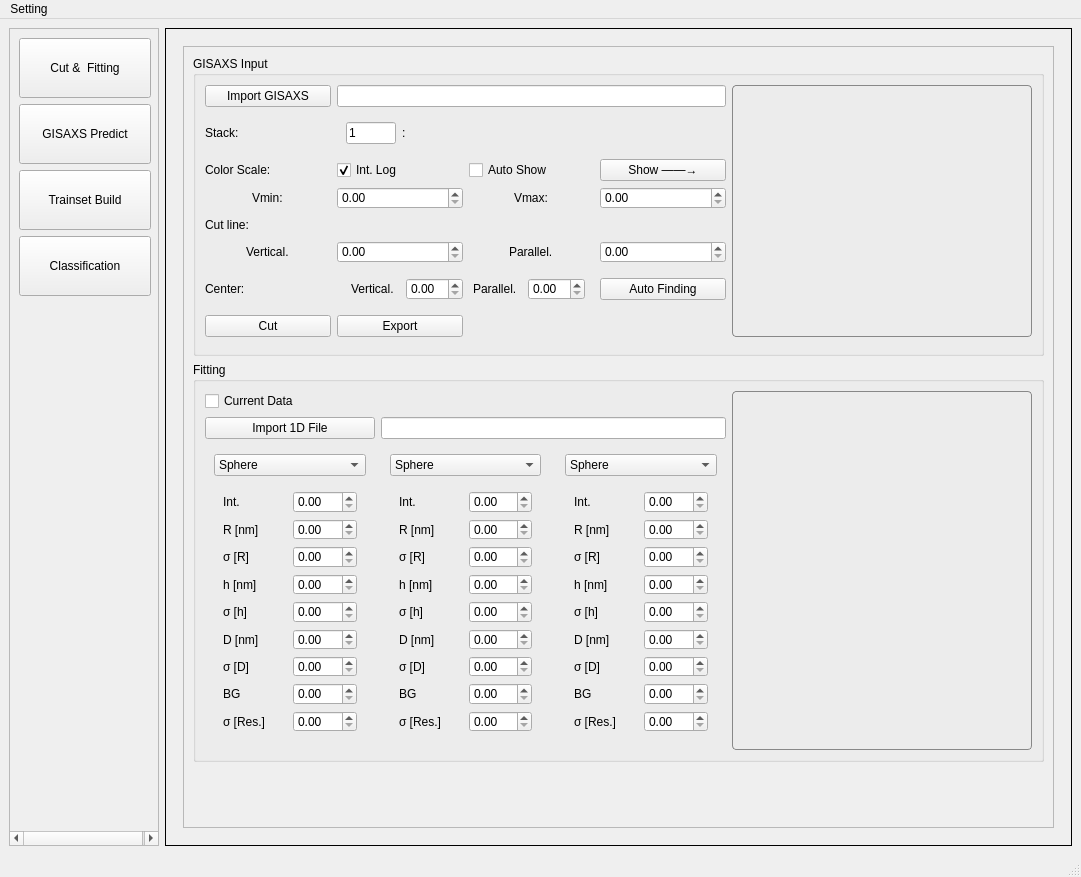
Old version of the form ui/main_window.ui in the repository zyffcc/gisaxs_gui.
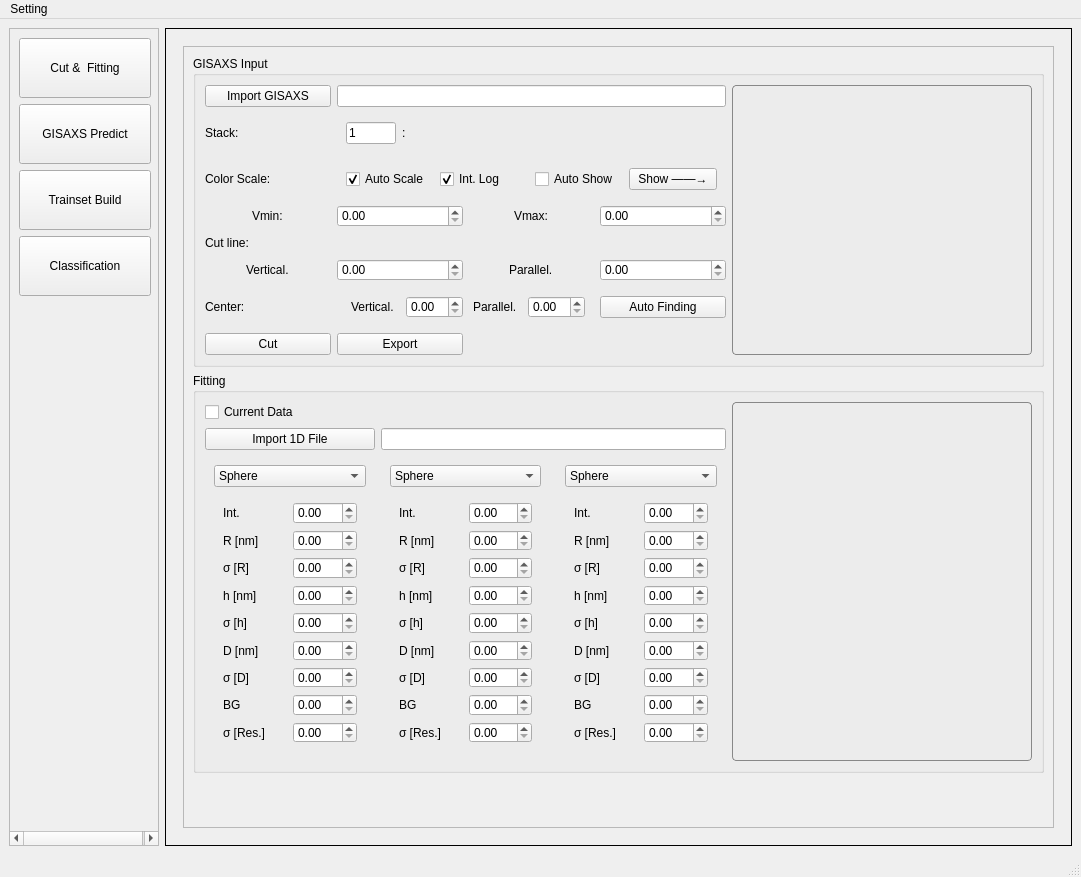
New version of the form.

Diff of the .ui file:
```diff
--- a/ui/main_window.ui
+++ b/ui/main_window.ui
@@ -6395,10 +6395,10 @@
                     </property>
                    </widget>
                   </item>
-                  <item row="0" column="1" colspan="3">
+                  <item row="0" column="2" colspan="3">
                    <widget class="QLineEdit" name="gisaxsInputImportButtonValue"/>
                   </item>
-                  <item row="5" column="2" alignment="Qt::AlignHCenter">
+                  <item row="5" column="3" alignment="Qt::AlignHCenter">
                    <widget class="QLabel" name="gisaxsInputCutLineParallelLabel">
                     <property name="text">
                      <string>Parallel.</string>
@@ -6424,7 +6424,7 @@
                     </property>
                    </widget>
                   </item>
-                  <item row="1" column="1" colspan="3">
+                  <item row="1" column="2" colspan="3">
                    <widget class="QWidget" name="gisaxsInputStackWidget" native="true">
                     <layout class="QHBoxLayout" name="horizontalLayout_11">
                      <item>
@@ -6475,10 +6475,10 @@
                     </layout>
                    </widget>
                   </item>
-                  <item row="5" column="3">
+                  <item row="5" column="4">
                    <widget class="QDoubleSpinBox" name="gisaxsInputCutLineParallelValue"/>
                   </item>
-                  <item row="3" column="3">
+                  <item row="3" column="4">
                    <widget class="QDoubleSpinBox" name="gisaxsInputVmaxValue"/>
                   </item>
                   <item row="3" column="0" alignment="Qt::AlignHCenter">
@@ -6495,7 +6495,7 @@
                     </property>
                    </widget>
                   </item>
-                  <item row="6" column="1" colspan="2">
+                  <item row="6" column="2" colspan="2">
                    <widget class="QWidget" name="gisaxsInputCutLineCenterWidget" native="true">
                     <layout class="QHBoxLayout" name="horizontalLayout_10">
                      <item alignment="Qt::AlignHCenter">
@@ -6528,7 +6528,7 @@
                     </property>
                    </widget>
                   </item>
-                  <item row="6" column="3">
+                  <item row="6" column="4">
                    <widget class="QPushButton" name="gisaxsInputCenterAutoFindingButton">
                     <property name="minimumSize">
                      <size>
@@ -6541,14 +6541,7 @@
                     </property>
                    </widget>
                   </item>
-                  <item row="2" column="2">
-                   <widget class="QCheckBox" name="gisaxsInputAutoShowCheckBox">
-                    <property name="text">
-                     <string>Auto Show</string>
-                    </property>
-                   </widget>
-                  </item>
-                  <item row="7" column="1">
+                  <item row="7" column="2">
                    <widget class="QPushButton" name="gisaxsInputExportButton">
                     <property name="minimumSize">
                      <size>
@@ -6561,7 +6554,7 @@
                     </property>
                    </widget>
                   </item>
-                  <item row="3" column="1">
+                  <item row="3" column="2">
                    <widget class="QDoubleSpinBox" name="gisaxsInputVminValue"/>
                   </item>
                   <item row="0" column="0">
@@ -6577,7 +6570,7 @@
                     </property>
                    </widget>
                   </item>
-                  <item row="3" column="2" alignment="Qt::AlignHCenter">
+                  <item row="3" column="3" alignment="Qt::AlignHCenter">
                    <widget class="QLabel" name="gisaxsInputVmaxLabel">
                     <property name="text">
                      <string>Vmax:</string>
@@ -6616,10 +6609,10 @@
                     </property>
                    </widget>
                   </item>
-                  <item row="5" column="1">
+                  <item row="5" column="2">
                    <widget class="QDoubleSpinBox" name="gisaxsInputCutLineVerticalValue"/>
                   </item>
-                  <item row="0" column="4" rowspan="8">
+                  <item row="0" column="5" rowspan="8">
                    <widget class="QGraphicsView" name="gisaxsInputGraphicsView">
                     <property name="maximumSize">
                      <size>
@@ -6636,20 +6629,20 @@
                     </property>
                    </widget>
                   </item>
-                  <item row="2" column="3">
-                   <widget class="QPushButton" name="gisaxsInputShowButton">
-                    <property name="minimumSize">
-                     <size>
-                      <width>50</width>
-                      <height>0</height>
-                     </size>
-                    </property>
+                  <item row="2" column="2" colspan="3">
+                   <widget class="QWidget" name="gisaxsInputColorScaleWidget" native="true">
+                    <layout class="QHBoxLayout" name="horizontalLayout_12">
+                     <item>
+                      <widget class="QCheckBox" name="gisaxsInputAutoScaleCheckBox">
                     <property name="text">
-                     <string>Show ——→</string>
+                        <string>Auto Scale</string>
+                       </property>
+                       <property name="checked">
+                        <bool>true</bool>
                     </property>
                    </widget>
                   </item>
-                  <item row="2" column="1">
+                     <item>
                    <widget class="QCheckBox" name="gisaxsInputIntLogCheckBox">
                     <property name="text">
                      <string>Int. Log</string>
@@ -6657,6 +6650,29 @@
                     <property name="checked">
                      <bool>true</bool>
                     </property>
+                      </widget>
+                     </item>
+                     <item>
+                      <widget class="QCheckBox" name="gisaxsInputAutoShowCheckBox">
+                       <property name="text">
+                        <string>Auto Show</string>
+                       </property>
+                      </widget>
+                     </item>
+                     <item>
+                      <widget class="QPushButton" name="gisaxsInputShowButton">
+                       <property name="minimumSize">
+                        <size>
+                         <width>50</width>
+                         <height>0</height>
+                        </size>
+                       </property>
+                       <property name="text">
+                        <string>Show ——→</string>
+                       </property>
+                      </widget>
+                     </item>
+                    </layout>
                    </widget>
                   </item>
                  </layout>
```
Lines whose indentation alone changed are shown as unchanged.
